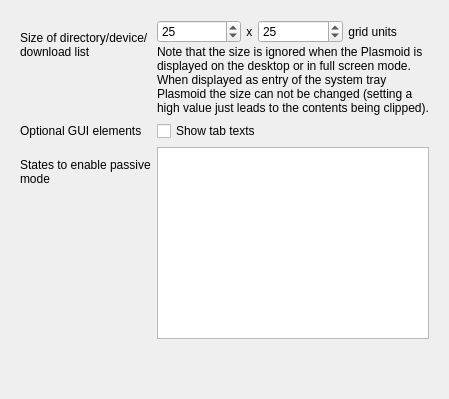
Martchus/syncthingtray, file plasmoid/lib/appearanceoptionpage.ui: the form before one commit.
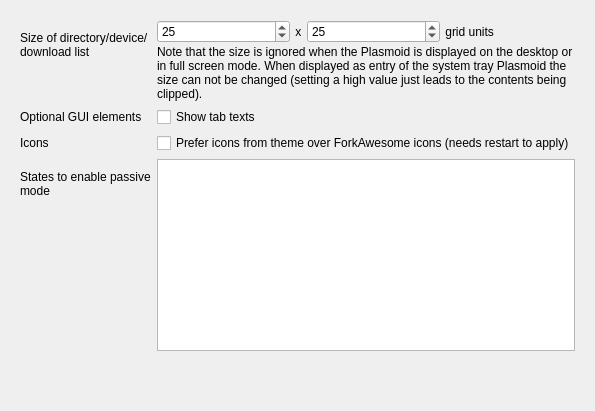
The form after the commit. Icons and pictures are not drawn.

Commit message:
Allow using system icons instead of ForkAwesome icons
* Allow using icons from freedesktop.org icon theme for most ForkAwesome
  icons if available
* Let's not use it for the nested list of details in the models for now
* See https://github.com/Martchus/syncthingtray/issues/121

```diff
--- a/plasmoid/lib/appearanceoptionpage.ui
+++ b/plasmoid/lib/appearanceoptionpage.ui
@@ -114,7 +114,7 @@
         </item>
        </layout>
       </item>
-      <item row="3" column="0">
+      <item row="5" column="0">
        <widget class="QLabel" name="passiveLabel">
         <property name="text">
          <string>States to enable passive mode</string>
@@ -124,7 +124,7 @@
         </property>
        </widget>
       </item>
-      <item row="3" column="1">
+      <item row="5" column="1">
        <widget class="QListView" name="passiveListView">
         <property name="selectionMode">
          <enum>QAbstractItemView::NoSelection</enum>
@@ -148,6 +148,27 @@
         </property>
        </widget>
       </item>
+      <item row="3" column="1">
+       <layout class="QVBoxLayout" name="iconsVerticalLayout">
+        <property name="spacing">
+         <number>0</number>
+        </property>
+        <item>
+         <widget class="QCheckBox" name="preferIconsFromThemeCheckBox">
+          <property name="text">
+           <string>Prefer icons from theme over ForkAwesome icons (needs restart to apply)</string>
+          </property>
+         </widget>
+        </item>
+       </layout>
+      </item>
+      <item row="3" column="0">
+       <widget class="QLabel" name="iconsLabel">
+        <property name="text">
+         <string>Icons</string>
+        </property>
+       </widget>
+      </item>
      </layout>
     </widget>
    </item>
```
Left out of the diff: 2 changed lines with no effect on the pictures. The commit also changes 26 other files.
